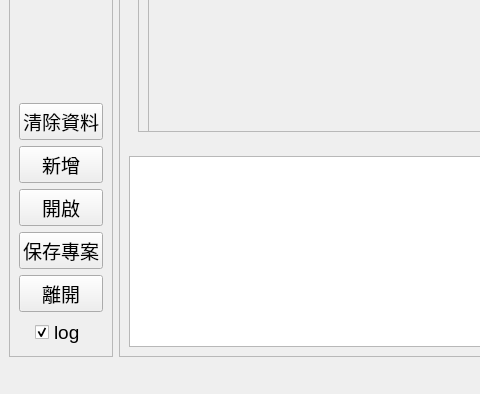
Before: the Qt Designer form gui/ui/main.ui in zhao-rui-NB/motor-characteristic-test, drawn with Qt 5; both pictures show x 0 to 480 and y 447 to 841 of the 1241 by 841 pixel window.
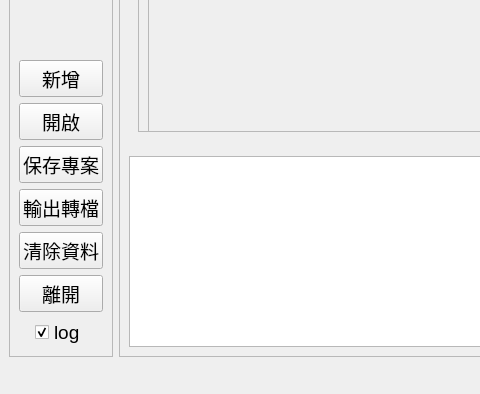
After: the same form once the commit is applied. Custom widgets are drawn as their Qt base class.

Commit message: V0.6 output cvt data

Patch:
```diff
--- a/gui/ui/main.ui
+++ b/gui/ui/main.ui
@@ -132,13 +132,6 @@
          </property>
         </spacer>
        </item>
-       <item>
-        <widget class="QPushButton" name="btn_remove_test_result">
-         <property name="text">
-          <string>清除資料</string>
-         </property>
-        </widget>
-       </item>
        <item>
         <widget class="QPushButton" name="btn_new">
          <property name="text">
@@ -160,6 +153,20 @@
          </property>
         </widget>
        </item>
+       <item>
+        <widget class="QPushButton" name="btn_output_cvt">
+         <property name="text">
+          <string>輸出轉檔</string>
+         </property>
+        </widget>
+       </item>
+       <item>
+        <widget class="QPushButton" name="btn_remove_test_result">
+         <property name="text">
+          <string>清除資料</string>
+         </property>
+        </widget>
+       </item>
        <item>
         <widget class="QPushButton" name="btn_exit">
          <property name="text">
```
The commit also changes 3 other files.
